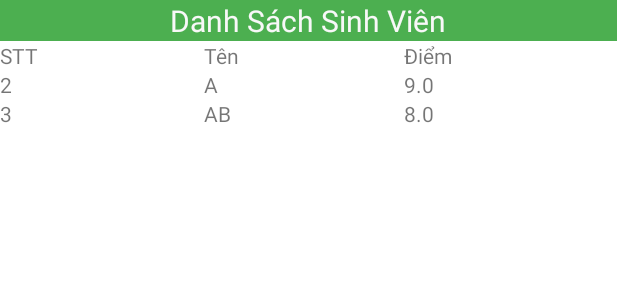
After one commit to tomnyson/adroid-basic-sumer-2022, an Android app: the layout activity_frame_layout.xml on its own in the app's theme, with its tools: preview values and no code run, on a phone screen of 412 x 824 dp. The commit adds this screen. Shown: the top 300 px of the screen. Run offline under Robolectric (Android 15) with nearby library versions, the phone set to English and light mode, and no system bars.

Commit message:
view intenet

```diff
--- /dev/null
+++ b/AndroidStudioProjects/androidsummer2022/app/src/main/res/layout/activity_frame_layout.xml
@@ -0,0 +1,92 @@
+<?xml version="1.0" encoding="utf-8"?>
+<TableLayout xmlns:android="http://schemas.android.com/apk/res/android"
+    xmlns:app="http://schemas.android.com/apk/res-auto"
+    xmlns:tools="http://schemas.android.com/tools"
+    android:layout_width="match_parent"
+    android:layout_height="match_parent"
+    android:stretchColumns="*"
+    tools:context=".FrameLayoutActivity">
+
+    <TableRow
+        android:layout_width="match_parent"
+        android:layout_height="match_parent" >
+
+        <TextView
+            android:id="@+id/textView9"
+            android:layout_width="match_parent"
+            android:layout_height="wrap_content"
+            android:layout_span="3"
+            android:background="#4CAF50"
+            android:gravity="center"
+            android:text="Danh Sách Sinh Viên"
+            android:textColor="#F8F8F8"
+            android:textSize="20sp" />
+    </TableRow>
+
+    <TableRow
+        android:layout_width="match_parent"
+        android:layout_height="match_parent" >
+
+        <TextView
+            android:id="@+id/textView10"
+            android:layout_width="wrap_content"
+            android:layout_height="wrap_content"
+            android:text="STT" />
+
+        <TextView
+            android:id="@+id/textView11"
+            android:layout_width="wrap_content"
+            android:layout_height="wrap_content"
+            android:text="Tên" />
+
+        <TextView
+            android:id="@+id/textView12"
+            android:layout_width="wrap_content"
+            android:layout_height="wrap_content"
+            android:text="Điểm" />
+    </TableRow>
+    <TableRow
+        android:layout_width="match_parent"
+        android:layout_height="match_parent">
+
+        <TextView
+            android:id="@+id/textView13"
+            android:layout_width="wrap_content"
+            android:layout_height="wrap_content"
+            android:text="2" />
+
+        <TextView
+            android:id="@+id/textView14"
+            android:layout_width="wrap_content"
+            android:layout_height="wrap_content"
+            android:text="A" />
+
+        <TextView
+            android:id="@+id/textView15"
+            android:layout_width="wrap_content"
+            android:layout_height="wrap_content"
+            android:text="9.0" />
+    </TableRow>
+    <TableRow
+        android:layout_width="match_parent"
+        android:layout_height="match_parent">
+
+        <TextView
+            android:id="@+id/textView16"
+            android:layout_width="wrap_content"
+            android:layout_height="wrap_content"
+            android:text="3" />
+
+        <TextView
+            android:id="@+id/textView17"
+            android:layout_width="wrap_content"
+            android:layout_height="wrap_content"
+            android:text="AB" />
+
+        <TextView
+            android:id="@+id/textView118"
+            android:layout_width="wrap_content"
+            android:layout_height="wrap_content"
+            android:text="8.0" />
+    </TableRow>
+</TableLayout>
--- a/AndroidStudioProjects/androidsummer2022/app/src/main/res/layout/activity_result.xml
+++ b/AndroidStudioProjects/androidsummer2022/app/src/main/res/layout/activity_result.xml
@@ -20,7 +20,9 @@
     <TextView
         android:id="@+id/tvKetQua"
         android:layout_width="match_parent"
-        android:layout_height="wrap_content" />
+        android:layout_height="wrap_content"
+        android:textColor="#4CAF50"
+        android:textSize="20sp" />
 
     <Button
         android:id="@+id/bntBack"
```
Also changed, not shown: AndroidStudioProjects/androidsummer2022/app/src/main/AndroidManifest.xml (+18 -0 lines), AndroidStudioProjects/androidsummer2022/app/src/main/java/com/example/android_summer_2022/FrameLayoutActivity.java (added, +38 -0 lines), AndroidStudioProjects/androidsummer2022/app/src/main/java/com/example/android_summer_2022/constraintLayoutActivity.java (+20 -0 lines), AndroidStudioProjects/androidsummer2022/app/src/main/java/com/example/android_summer_2022/gridLayout.java (added, +42 -0 lines), AndroidStudioProjects/androidsummer2022/app/src/main/java/com/example/android_summer_2022/resultActivity.java (+13 -1 lines), AndroidStudioProjects/androidsummer2022/app/src/main/res/layout/activity_grid_layout.xml (added, +123 -0 lines), AndroidStudioProjects/androidsummer2022/app/src/main/res/drawable/la_bai_1.png (added).
